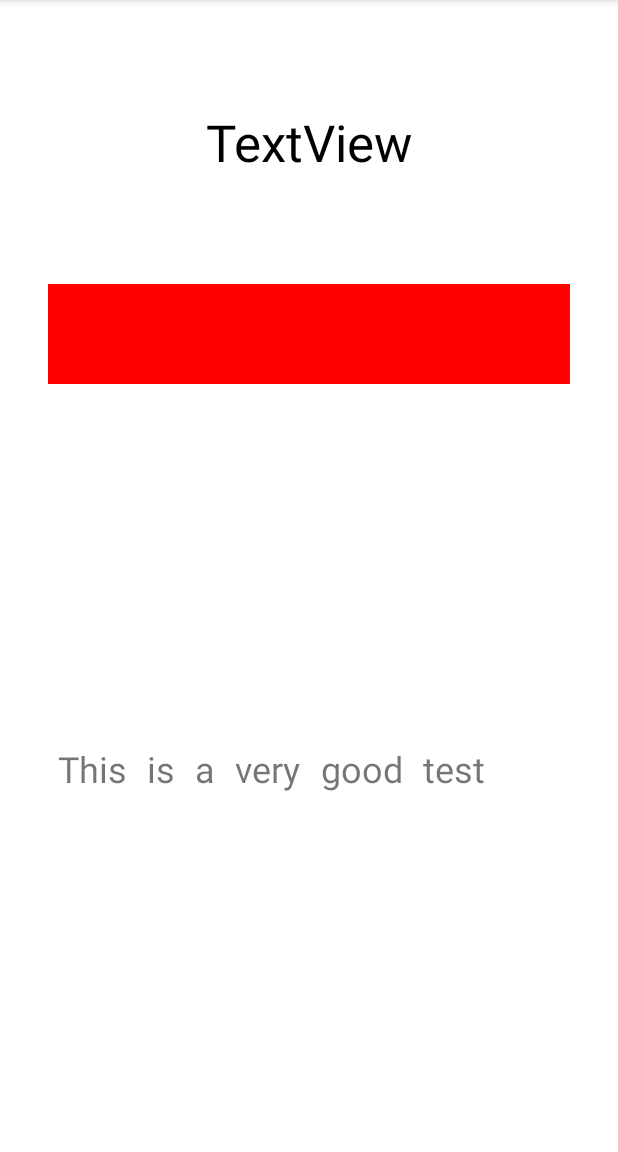
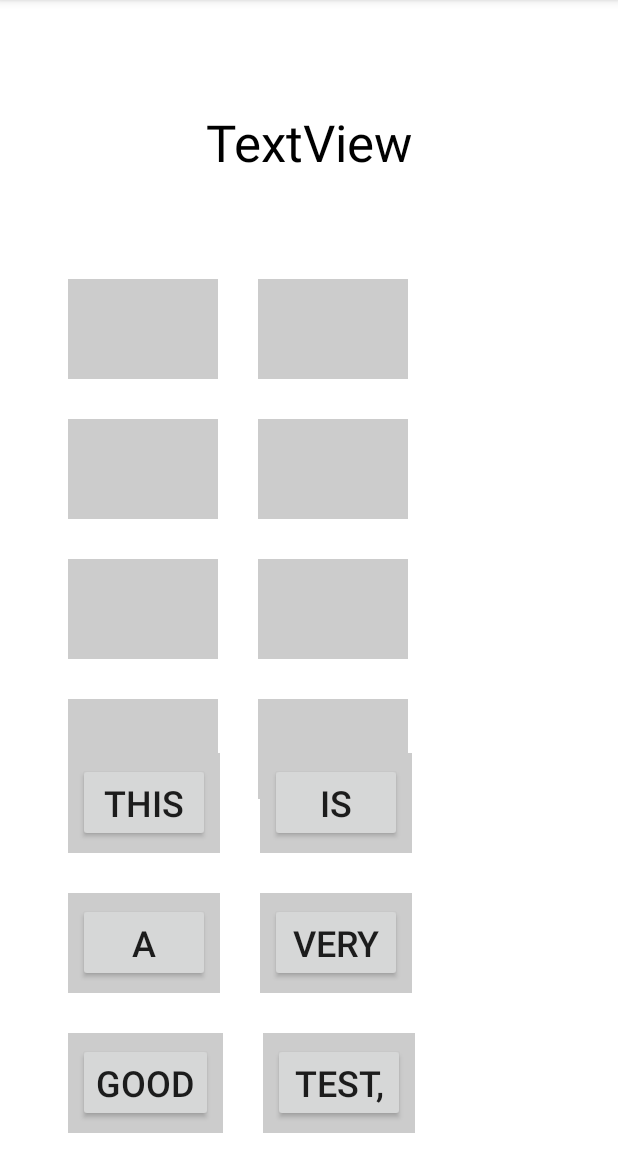
Before and after one commit to 09Deep/CoolSentenceGame, an Android app: the screen it shows after launch (Game), on a phone screen of 412 x 824 dp, the part 84-1236 px from its top. Run offline under Robolectric (Android 15) with nearby library versions, the phone set to English and light mode, and no system bars; our stand-ins replace FlexboxLayout.

Commit message:
Flex layout, buttons move as expected
Can now drag and drop the buttons from the bottom set of containers into
the top set of containers.

Buttons will be layed out in a flexbox container (like CSS) so that
longer sentences will be wrapped appropriately

```diff
--- a/app/build.gradle
+++ b/app/build.gradle
@@ -35,4 +35,5 @@ dependencies {
     testImplementation 'junit:junit:4.13.2'
     androidTestImplementation 'androidx.test.ext:junit:1.1.3'
     androidTestImplementation 'androidx.test.espresso:espresso-core:3.4.0'
+    implementation 'com.google.android.flexbox:flexbox:3.0.0'
 }
--- a/app/src/main/java/com/coolsentencegame/Game.java
+++ b/app/src/main/java/com/coolsentencegame/Game.java
@@ -7,7 +7,9 @@ import android.content.ClipData;
 import android.content.ClipDescription;
 import android.graphics.Canvas;
 import android.graphics.Color;
+import android.graphics.ColorFilter;
 import android.graphics.Point;
+import android.graphics.PorterDuff;
 import android.graphics.drawable.ColorDrawable;
 import android.graphics.drawable.Drawable;
 import android.os.Build;
@@ -15,8 +17,12 @@ import android.os.Bundle;
 import android.util.Log;
 import android.view.DragEvent;
 import android.view.View;
+import android.view.ViewGroup;
+import android.widget.Button;
 import android.widget.LinearLayout;
 import android.widget.TextView;
+
+import com.google.android.flexbox.FlexboxLayout;
 
 import java.util.ArrayList;
 import java.util.Collections;
@@ -27,9 +33,10 @@ public class Game extends AppCompatActivity {
 
     private String testString;
     private ArrayList<String> tokens;
+    private View clickedView; // This feels wrong
 
-    private LinearLayout topLayout;
-    private LinearLayout btmLayout;
+    private FlexboxLayout topFlex;  // Users answer
+    private FlexboxLayout btmFlex;  // Users choices
     private TextView textStatus;
 
     @RequiresApi(api = Build.VERSION_CODES.N)
@@ -40,22 +47,24 @@ public class Game extends AppCompatActivity {
 
         tokens = new ArrayList<>();
 
-        topLayout = (LinearLayout)findViewById(R.id.topLayout);
-        btmLayout = (LinearLayout)findViewById(R.id.btmLayout);
+        topFlex = findViewById(R.id.topLayout2);
+        btmFlex = findViewById(R.id.btmLayout2);
         textStatus = (TextView)findViewById(R.id.textStatus);
 
-        // This will be replaced buy the database stuff
-        testString = "This is a very good test";
+        // This will be replaced by the database stuff
+        testString = "This is a very good test, very nice!";
 
         Collections.addAll(tokens, testString.split(" "));
 
         for(String s : tokens) {
-            TextView tv = new TextView(this);
-            tv.setText(s);
-            tv.setPadding(10,10,10,10);
-            tv.setTextSize(24);
+            LinearLayout btmLayout = layoutFactory();
+            LinearLayout topLayout = layoutFactory();
+            Button btn = new Button(this);
 
-            tv.setOnLongClickListener(v -> {
+            btn.setText(s);
+            btn.setTextSize(24);
+            btn.setOnLongClickListener(v -> {
+                clickedView = v;
                 ClipData.Item item = new ClipData.Item((CharSequence) s);
                 ClipData dragData = new ClipData(
                         (CharSequence) s,
@@ -63,46 +72,22 @@ public class Game extends AppCompatActivity {
                         item
                 );
 
-                View.DragShadowBuilder shadow = new MyDragShadowBuilder(tv);
+                View.DragShadowBuilder shadow = new MyDragShadowBuilder(btn);
 
                 v.startDragAndDrop(dragData, shadow, null, 0);
-                System.out.println("fuck face fucker");
+
                 return true;
             });
 
-
-
-
-            btmLayout.addView(tv);
-        }
-
-        for(String s : tokens) {
-            LinearLayout layout = new LinearLayout(this);
-            layout.setMinimumWidth(250);
-            layout.setMinimumHeight(100);
-            layout.setBackgroundColor(Color.RED);
-            layout.setPadding(10,10,10,10);
-            topLayout.addView(layout);
-
-            // Set the drag event listener for the View.
-            layout.setOnDragListener( (v, e) -> {
-
+            // Set up the answer containers
+            topLayout.setOnDragListener( (v, e) -> {
                 // Handles each of the expected events.
                 switch(e.getAction()) {
 
                     case DragEvent.ACTION_DRAG_STARTED:
-
                         // Determines if this View can accept the dragged data.
                         if (e.getClipDescription().hasMimeType(ClipDescription.MIMETYPE_TEXT_PLAIN)) {
-
-                            // As an example of what your application might do, applies a blue color tint
-                            // to the View to indicate that it can accept data.
-                            ((LinearLayout)v).setBackgroundColor(Color.RED);
-
-                            // Invalidate the view to force a redraw in the new tint.
-                            v.invalidate();
-
-                            // Returns true to indicate that the View can accept the dragged data.
+//                            v.invalidate();
                             return true;
                         }
 
@@ -111,34 +96,23 @@ public class Game extends AppCompatActivity {
                         return false;
 
                     case DragEvent.ACTION_DRAG_ENTERED:
-
-                        // Applies a green tint to the View.
-                        ((LinearLayout)v).setBackgroundColor(Color.GREEN);
-
-                        // Invalidates the view to force a redraw in the new tint.
+                        ((LinearLayout)v).getBackground().setColorFilter(Color.RED, PorterDuff.Mode.MULTIPLY);
                         v.invalidate();
 
                         // Returns true; the value is ignored.
                         return true;
 
                     case DragEvent.ACTION_DRAG_LOCATION:
-
                         // Ignore the event.
                         return true;
 
                     case DragEvent.ACTION_DRAG_EXITED:
-
-                        // Resets the color tint to blue.
-                        ((LinearLayout)v).setBackgroundColor(Color.BLUE);
-
-                        // Invalidates the view to force a redraw in the new tint.
+                        ((LinearLayout)v).getBackground().clearColorFilter();
                         v.invalidate();
 
-                        // Returns true; the value is ignored.
                         return true;
 
                     case DragEvent.ACTION_DROP:
-
                         // Gets the item containing the dragged data.
                         ClipData.Item item = e.getClipData().getItemAt(0);
 
@@ -146,32 +120,22 @@ public class Game extends AppCompatActivity {
                         CharSequence dragData = item.getText();
 
                         // Displays a message containing the dragged data.
-//                        Toast.makeText(this, "Dragged data is " + dragData, Toast.LENGTH_LONG).show();
                         textStatus.setText("Dragged data is [" + dragData + "]");
 
-                        // Invalidates the view to force a redraw.
+                        ViewGroup parent = (ViewGroup) clickedView.getParent();
+                        parent.removeView(clickedView);
+                        ((LinearLayout)v).addView(clickedView);
+                        System.out.println(clickedView);
+
+                        ((LinearLayout)v).getBackground().clearColorFilter();
                         v.invalidate();
 
                         // Returns true. DragEvent.getResult() will return true.
                         return true;
 
                     case DragEvent.ACTION_DRAG_ENDED:
-
-                        // Turns off any color tinting.
-//                        ((TextView)v).clearColorFilter();
-
-                        // Invalidates the view to force a redraw.
+                        ((LinearLayout)v).getBackground().clearColorFilter();
                         v.invalidate();
-
-                        // Does a getResult(), and displays what happened.
-                        if (e.getResult()) {
-//                            TextView t2 = new TextView(this);
-//                            t2.setText("FUCK YOU");
-//                            btmLayout.addView(t2);
-                            System.out.println("DROP");
-                        } else {
-//                            Toast.makeText(this, "The drop didn't work.", Toast.LENGTH_LONG).show();
-                        }
 
                         // Returns true; the value is ignored.
                         return true;
@@ -183,10 +147,30 @@ public class Game extends AppCompatActivity {
                 }
 
                 return false;
+            });
 
-            });
+            btmLayout.addView(btn);
+            btmFlex.addView(btmLayout);
+            topFlex.addView(topLayout);
         }
 
+    }
+
+    private LinearLayout layoutFactory()
+    {
+        LinearLayout layout = new LinearLayout(this);
+        layout.setMinimumWidth(150);
+        layout.setMinimumHeight(100);
+        layout.setBackgroundColor(Color.LTGRAY);
+        layout.setPadding(10,10,10,10);
+
+        LinearLayout.LayoutParams layoutParams = new LinearLayout.LayoutParams(
+                LinearLayout.LayoutParams.WRAP_CONTENT, LinearLayout.LayoutParams.WRAP_CONTENT);
+
+        layoutParams.setMargins(20, 20, 20, 20);
+
+        layout.setLayoutParams(layoutParams);
+        return layout;
     }
 
     private static class MyDragShadowBuilder extends View.DragShadowBuilder {
@@ -235,9 +219,9 @@ public class Game extends AppCompatActivity {
         // constructs from the dimensions passed to onProvideShadowMetrics().
         @Override
         public void onDrawShadow(Canvas canvas) {
-
             // Draw the ColorDrawable on the Canvas passed in from the system.
-            shadow.draw(canvas);
+//            shadow.draw(canvas);
+            getView().draw(canvas);
         }
     }
 }
--- a/app/src/main/res/layout/activity_game.xml
+++ b/app/src/main/res/layout/activity_game.xml
@@ -6,31 +6,6 @@
     android:layout_height="match_parent"
     tools:context=".Game">
 
-    <LinearLayout
-        android:id="@+id/btmLayout"
-        android:layout_width="0dp"
-        android:layout_height="wrap_content"
-        android:layout_marginStart="32dp"
-        android:layout_marginEnd="32dp"
-        android:orientation="horizontal"
-        app:layout_constraintBottom_toBottomOf="parent"
-        app:layout_constraintEnd_toEndOf="parent"
-        app:layout_constraintStart_toStartOf="parent"
-        app:layout_constraintTop_toBottomOf="@+id/topLayout"/>
-
-    <LinearLayout
-        android:id="@+id/topLayout"
-        android:layout_width="0dp"
-        android:layout_height="wrap_content"
-        android:layout_marginStart="32dp"
-        android:layout_marginEnd="32dp"
-        android:orientation="horizontal"
-        app:layout_constraintBottom_toBottomOf="parent"
-        app:layout_constraintEnd_toEndOf="parent"
-        app:layout_constraintStart_toStartOf="parent"
-        app:layout_constraintTop_toTopOf="parent"
-        app:layout_constraintVertical_bias="0.26999998"/>
-
     <TextView
         android:id="@+id/textStatus"
         android:layout_width="wrap_content"
@@ -38,8 +13,53 @@
         android:text="TextView"
         android:textColor="#000000"
         android:textSize="34sp"
-        app:layout_constraintBottom_toTopOf="@+id/topLayout"
+        app:layout_constraintBottom_toBottomOf="parent"
         app:layout_constraintEnd_toEndOf="parent"
         app:layout_constraintStart_toStartOf="parent"
-        app:layout_constraintTop_toTopOf="parent" />
+        app:layout_constraintTop_toTopOf="parent"
+        app:layout_constraintVertical_bias="0.100000024" />
+
+    <com.google.android.flexbox.FlexboxLayout
+        android:id="@+id/topLayout2"
+        android:layout_width="0dp"
+        android:layout_height="wrap_content"
+        android:layout_marginStart="32dp"
+        android:layout_marginEnd="32dp"
+        app:alignContent="stretch"
+        app:alignItems="stretch"
+        app:flexWrap="wrap"
+        android:gravity="center|center_vertical"
+        app:layout_constraintBottom_toBottomOf="parent"
+        app:layout_constraintEnd_toEndOf="parent"
+        app:layout_constraintStart_toStartOf="parent"
+        app:layout_constraintTop_toBottomOf="@+id/textStatus"
+        app:layout_constraintVertical_bias="0.19999999" />
+
+    <com.google.android.flexbox.FlexboxLayout
+        android:id="@+id/btmLayout2"
+        android:layout_width="0dp"
+        android:layout_height="wrap_content"
+        android:layout_marginStart="32dp"
+        android:layout_marginEnd="32dp"
+        app:alignContent="stretch"
+        app:alignItems="stretch"
+        app:flexWrap="wrap"
+        android:gravity="center|center_vertical"
+        app:layout_constraintBottom_toBottomOf="parent"
+        app:layout_constraintEnd_toEndOf="parent"
+        app:layout_constraintStart_toStartOf="parent"
+        app:layout_constraintTop_toBottomOf="@+id/topLayout2"
+        app:layout_constraintVertical_bias="0.38" />
+
+    <Button
+        android:id="@+id/btnCheck"
+        android:layout_width="wrap_content"
+        android:layout_height="wrap_content"
+        android:text="Check!"
+        android:textSize="34sp"
+        app:layout_constraintBottom_toBottomOf="parent"
+        app:layout_constraintEnd_toEndOf="parent"
+        app:layout_constraintStart_toStartOf="parent"
+        app:layout_constraintTop_toBottomOf="@+id/btmLayout2" />
+
 </androidx.constraintlayout.widget.ConstraintLayout>
```
